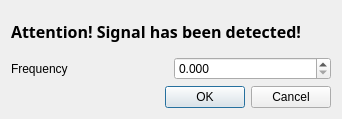
Above: src/ARM_R_viewCore/SignalDetectedDialog.ui from nevaeh82/arm_r before the change. Below: the same form after it.
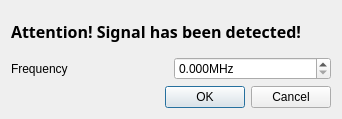
That is the form after the change.

```diff
--- a/src/ARM_R_viewCore/SignalDetectedDialog.ui
+++ b/src/ARM_R_viewCore/SignalDetectedDialog.ui
@@ -46,6 +46,9 @@
      </item>
      <item>
       <widget class="QDoubleSpinBox" name="dspFreq">
+       <property name="suffix">
+        <string>MHz</string>
+       </property>
        <property name="decimals">
         <number>3</number>
        </property>
```
